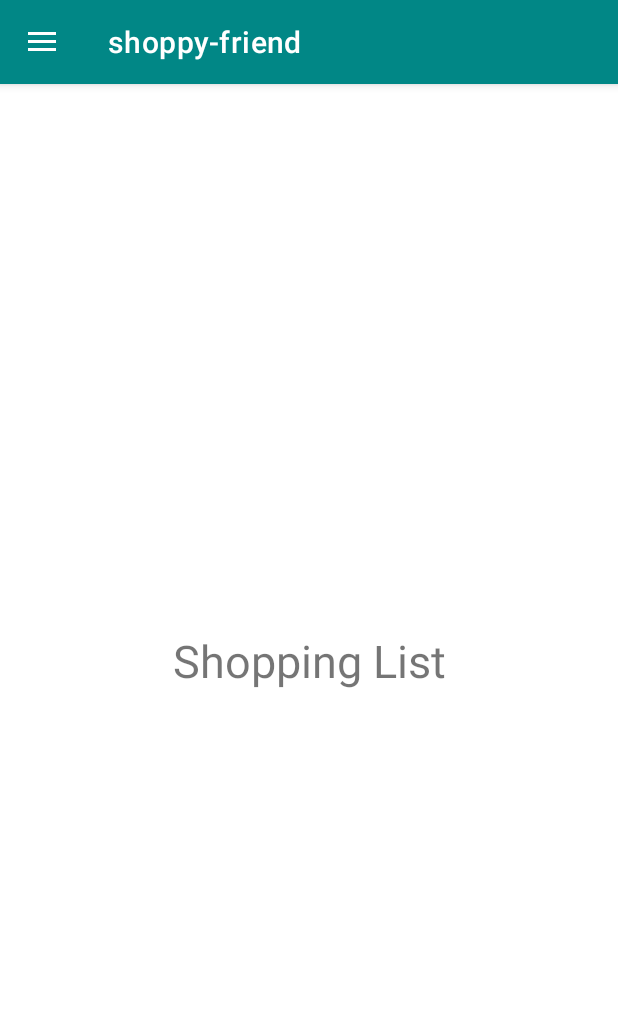
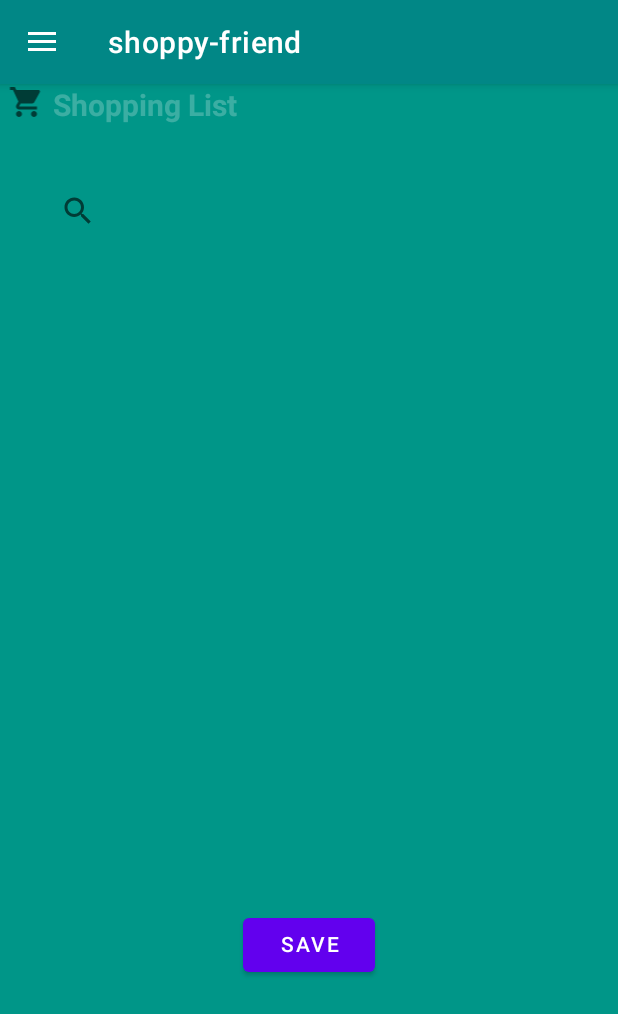
Before and after one commit to devsamirtoukourou/shoppy-friend, an Android app: the screen it shows after launch (MainActivity), on a phone screen of 412 x 824 dp. Shown: the top 1014 px of the screen. Run offline under Robolectric (Android 15) with nearby library versions, the phone set to English and light mode, and no system bars.

Commit message:
modification du fragment_01_shopping_list.xml modification du fragment_02_my_favourites.xml

```diff
--- a/app/src/main/java/com/example/shoppy_friend/MainActivity.java
+++ b/app/src/main/java/com/example/shoppy_friend/MainActivity.java
@@ -1,4 +1,5 @@
 package com.example.shoppy_friend;
+
 
 import androidx.annotation.NonNull;
 import androidx.appcompat.app.ActionBarDrawerToggle;
@@ -12,8 +13,8 @@ import androidx.drawerlayout.widget.DrawerLayout;
 
 import com.google.android.material.navigation.NavigationView;
 
+public class MainActivity extends AppCompatActivity implements NavigationView.OnNavigationItemSelectedListener{
 
-public class MainActivity extends AppCompatActivity implements NavigationView.OnNavigationItemSelectedListener{
     private Toolbar toolbar;
     private DrawerLayout drawerLayout;
     private NavigationView navigationView;
@@ -27,6 +28,8 @@ public class MainActivity extends AppCompatActivity implements NavigationView.On
     protected void onCreate(Bundle savedInstanceState) {
         super.onCreate(savedInstanceState);
         setContentView(R.layout.activity_main);
+
+
 
         initUI();
         setSupportActionBar(toolbar);
--- a/app/src/main/res/layout/fragment_01_shopping_list.xml
+++ b/app/src/main/res/layout/fragment_01_shopping_list.xml
@@ -1,20 +1,72 @@
 <?xml version="1.0" encoding="utf-8"?>
 <androidx.constraintlayout.widget.ConstraintLayout xmlns:android="http://schemas.android.com/apk/res/android"
+    xmlns:app="http://schemas.android.com/apk/res-auto"
+    xmlns:tools="http://schemas.android.com/tools"
     android:layout_width="match_parent"
     android:layout_height="match_parent"
-    xmlns:app="http://schemas.android.com/apk/res-auto"
-    android:background="#FFFFFF">
+    android:background="#009688">
+
+    <LinearLayout
+        android:id="@+id/linearLayout"
+        android:layout_width="0dp"
+        android:layout_height="0dp"
+        android:orientation="vertical"
+        app:layout_constraintBottom_toTopOf="@+id/List"
+        app:layout_constraintEnd_toEndOf="parent"
+        app:layout_constraintHorizontal_bias="0.5"
+        app:layout_constraintStart_toStartOf="parent"
+        app:layout_constraintTop_toTopOf="parent">
+
+    </LinearLayout>
+
+    <ImageView
+        android:id="@+id/List"
+        android:layout_width="35dp"
+        android:layout_height="0dp"
+        app:layout_constraintStart_toStartOf="parent"
+        app:layout_constraintTop_toTopOf="parent"
+        app:srcCompat="@drawable/ic_baseline_shopping_cart_24" />
 
     <TextView
-        android:id="@+id/textView"
+        android:id="@+id/TextView"
         android:layout_width="wrap_content"
         android:layout_height="wrap_content"
+        android:background="#00FFFFFF"
+        android:lineSpacingExtra="12sp"
         android:text="Shopping List"
-        android:textSize="30sp"
+        android:textAlignment="center"
+        android:textColor="#3BFFFFFF"
+        android:textSize="20sp"
+        android:textStyle="bold"
+        app:layout_constraintStart_toEndOf="@id/List"
+        app:layout_constraintTop_toTopOf="parent" />
+
+    <Button
+        android:id="@+id/Save"
+        android:layout_width="wrap_content"
+        android:layout_height="wrap_content"
+        android:includeFontPadding="false"
+        android:text="save"
+        app:layout_constraintBottom_toBottomOf="parent"
+        app:layout_constraintEnd_toEndOf="parent"
+        app:layout_constraintStart_toStartOf="parent"
+        app:layout_constraintTop_toTopOf="parent"
+        app:layout_constraintVertical_bias="0.764" />
+
+    <SearchView
+        android:id="@+id/searchView"
+        android:layout_width="356dp"
+        android:layout_height="36dp"
+        android:inputType="text"
+        android:labelFor="@id/Save"
+        android:queryBackground="@color/white"
+        android:queryHint="Search Here"
         app:layout_constraintBottom_toBottomOf="parent"
         app:layout_constraintEnd_toEndOf="parent"
         app:layout_constraintHorizontal_bias="0.5"
+        app:layout_constraintStart_toEndOf="@id/List"
         app:layout_constraintStart_toStartOf="parent"
-        app:layout_constraintTop_toTopOf="parent" />
+        app:layout_constraintTop_toTopOf="parent"
+        app:layout_constraintVertical_bias="0.091" />
 
 </androidx.constraintlayout.widget.ConstraintLayout>
--- a/app/src/main/res/layout/fragment_03_purchase_history.xml
+++ b/app/src/main/res/layout/fragment_03_purchase_history.xml
@@ -6,7 +6,7 @@
     android:background="#FFFFFF">
 
     <TextView
-        android:id="@+id/textView"
+        android:id="@+id/Fav"
         android:layout_width="wrap_content"
         android:layout_height="wrap_content"
         android:text="Purchase history"
--- a/app/src/main/res/layout/fragment_04_wallet.xml
+++ b/app/src/main/res/layout/fragment_04_wallet.xml
@@ -6,7 +6,7 @@
     android:background="#FFFFFF">
 
     <TextView
-        android:id="@+id/textView"
+        android:id="@+id/Fav"
         android:layout_width="wrap_content"
         android:layout_height="wrap_content"
         android:text="Wallet"
--- a/app/src/main/res/layout/fragment_05_about.xml
+++ b/app/src/main/res/layout/fragment_05_about.xml
@@ -6,7 +6,7 @@
     android:background="#FFFFFF">
 
     <TextView
-        android:id="@+id/textView"
+        android:id="@+id/Fav"
         android:layout_width="wrap_content"
         android:layout_height="wrap_content"
         android:text="About"
--- a/app/src/main/res/layout/fragment_06_deconnexion.xml
+++ b/app/src/main/res/layout/fragment_06_deconnexion.xml
@@ -6,7 +6,7 @@
     android:background="#FFFFFF">
 
     <TextView
-        android:id="@+id/textView"
+        android:id="@+id/Fav"
         android:layout_width="wrap_content"
         android:layout_height="wrap_content"
         android:text="Deconnexion"
--- a/app/src/main/res/layout/nav_header.xml
+++ b/app/src/main/res/layout/nav_header.xml
@@ -16,7 +16,7 @@
         app:srcCompat="@drawable/ic_launcher_background" />
 
     <TextView
-        android:id="@+id/textView"
+        android:id="@+id/Fav"
         android:layout_width="wrap_content"
         android:layout_height="wrap_content"
         android:text="Shoppy-Friend" />
--- a/build.gradle
+++ b/build.gradle
@@ -5,7 +5,7 @@ buildscript {
         jcenter()
     }
     dependencies {
-        classpath "com.android.tools.build:gradle:4.2.0-beta04"
+        classpath 'com.android.tools.build:gradle:4.2.0-beta05'
 
         // NOTE: Do not place your application dependencies here; they belong
         // in the individual module build.gradle files
```
Also changed, not shown: app/src/main/AndroidManifest.xml (+4 -3 lines), app/src/main/res/layout/fragment_02_my_favourites.xml (+22 -8 lines), app/build.gradle (line endings or trailing spaces).
